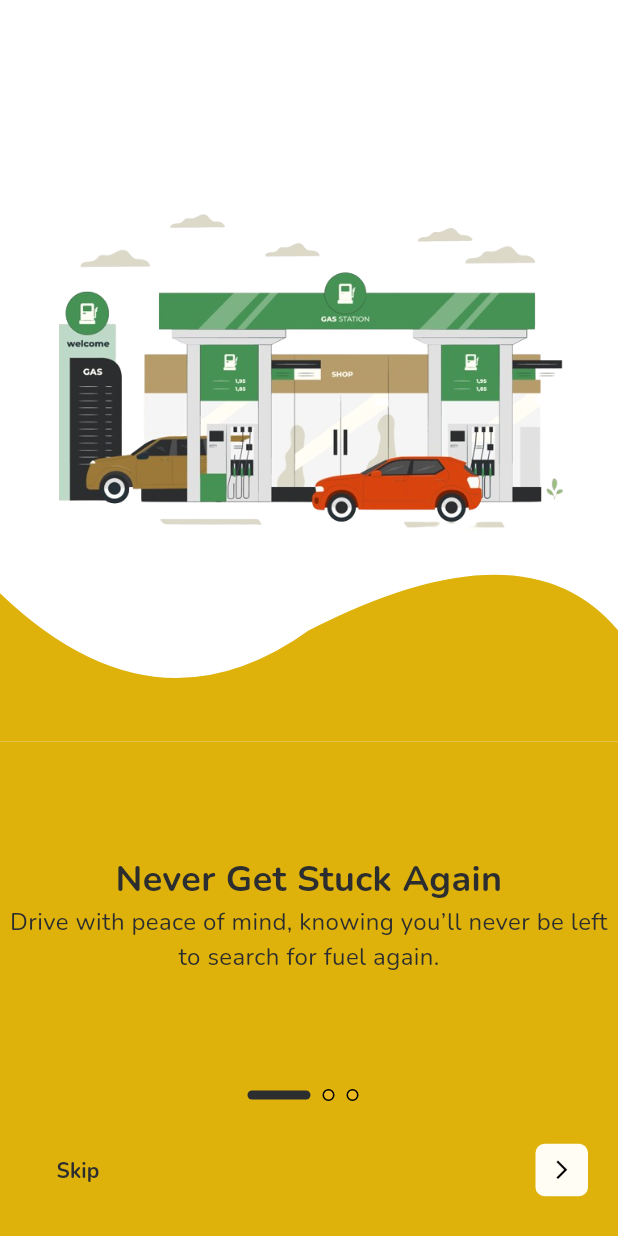
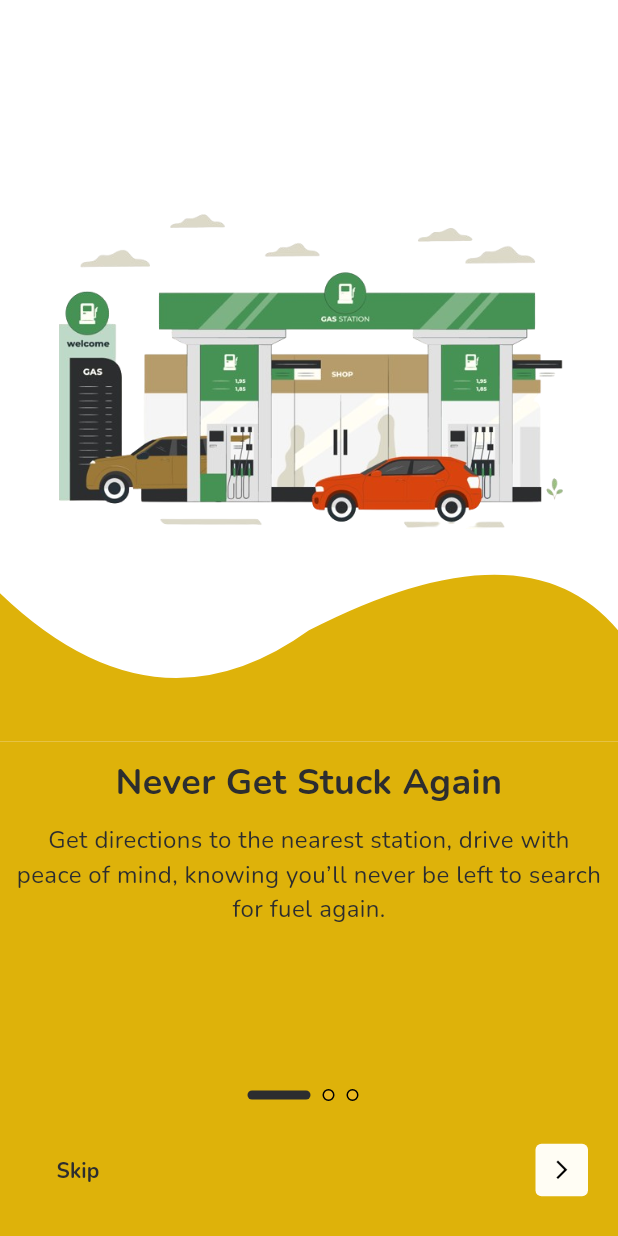
Before and after one commit to ArchSharp/fuel_dey_buyers, a Flutter app: the Onboarding screen opened by its route, on a phone screen of 412 x 824 dp. Run offline on Flutter 3.47's test engine with Material 3 defaults, Android fonts, the phone set to English and light mode, and no system bars; our stand-ins replace flutter_dotenv, flutter_redux, geocoding, geolocator, google_fonts, google_maps_flutter and 4 more; accounts and stored records are empty.

Commit message:
fixing too much space

```diff
--- a/lib/Screens/Auths/commuter_forgotpassword.dart
+++ b/lib/Screens/Auths/commuter_forgotpassword.dart
@@ -118,7 +118,7 @@ class _CommuterForgotpasswordState extends State<CommuterForgotpassword> {
                     ),
                   ),
                 ),
-                const SizedBox(height: 20),
+                const SizedBox(height: 5),
                 const Text(
                   "No worries! Just enter your email, and we'll help you reset it in no time.",
                   style: TextStyle(
--- a/lib/Screens/Auths/commuter_signin.dart
+++ b/lib/Screens/Auths/commuter_signin.dart
@@ -149,7 +149,7 @@ class _CommuterSigninState extends State<CommuterSignin> {
                     ),
                   ),
                 ),
-                const SizedBox(height: 20),
+                const SizedBox(height: 7),
                 const Text(
                   "Welcome back! We missed you. Log in to continue where you left off.",
                   style: TextStyle(fontSize: 16),
--- a/lib/Screens/Auths/commuter_signup.dart
+++ b/lib/Screens/Auths/commuter_signup.dart
@@ -190,14 +190,14 @@ class _CommuterSignupState extends State<CommuterSignup> {
                           ),
                         ),
                       ),
-                      const SizedBox(height: 20),
+                      // const SizedBox(height: 3),
                       const Text(
                         "Welcome! Let's get you started on your journey. Sign up to unlock a world of possibilities.",
                         style: TextStyle(fontSize: 16),
                       ),
                       // Image.asset('assets/images/Ayib.jpg',
                       //     width: imageWidth, height: 250),
-                      const SizedBox(height: 20),
+                      const SizedBox(height: 10),
                       const Text(
                         "First Name",
                         style: TextStyle(
@@ -224,7 +224,7 @@ class _CommuterSignupState extends State<CommuterSignup> {
                       const SizedBox(height: 5),
                       _buildTextField(
                         controller: _lastNameController,
-                        label: 'Last Name / Surname',
+                        label: 'Last Name',
                         error: _errors['lastname'],
                       ),
                       const SizedBox(height: 8),
--- a/lib/Screens/Auths/commuter_verify_email.dart
+++ b/lib/Screens/Auths/commuter_verify_email.dart
@@ -111,7 +111,7 @@ class _VerifyEmailState extends State<CommuterVerifyEmail> {
                 ),
               ),
             ),
-            const SizedBox(height: 20),
+            const SizedBox(height: 5),
             const Text(
               "We sent a 6-digit code verification to your mail. Enter the code to continue.",
               style: TextStyle(
--- a/lib/Screens/Auths/reset_password.dart
+++ b/lib/Screens/Auths/reset_password.dart
@@ -124,7 +124,7 @@ class _ResetPasswordState extends State<ResetPassword> {
                     ),
                   ),
                 ),
-                const SizedBox(height: 20),
+                const SizedBox(height: 5),
                 const Text(
                   "Please enter your new password.",
                   style: TextStyle(fontSize: 16),
--- a/lib/Screens/Auths/vendor_forgotpassword.dart
+++ b/lib/Screens/Auths/vendor_forgotpassword.dart
@@ -138,14 +138,14 @@ class _VendorForgotpasswordState extends State<VendorForgotpassword> {
                     ),
                   ),
                 ),
-                const SizedBox(height: 20),
+                // const SizedBox(height: 20),
                 const Text(
                   "No worries! Just enter your email, and we'll help you reset it in no time.",
                   style: TextStyle(fontSize: 16),
                 ),
                 // Image.asset('assets/images/Ayib.jpg',
                 //     width: imageWidth, height: 250),
-                const SizedBox(height: 20),
+                const SizedBox(height: 15),
                 // const Text(
                 //   "Email",
                 //   style: TextStyle(fontWeight: FontWeight.bold, fontSize: 14),
--- a/lib/Screens/Auths/vendor_signin.dart
+++ b/lib/Screens/Auths/vendor_signin.dart
@@ -166,12 +166,12 @@ class _VendorSigninState extends State<VendorSignin> {
                     ),
                   ),
                 ),
-                const SizedBox(height: 20),
+                // const SizedBox(height: 20),
                 const Text(
                   "Welcome back! We missed you. Log in to continue where you left off.",
                   style: TextStyle(fontSize: 16),
                 ),
-                const SizedBox(height: 20),
+                const SizedBox(height: 15),
                 const Text(
                   "Email or Phone Number",
                   style: TextStyle(fontWeight: FontWeight.bold, fontSize: 14),
--- a/lib/Screens/Auths/vendor_signup.dart
+++ b/lib/Screens/Auths/vendor_signup.dart
@@ -192,14 +192,14 @@ class _VendorSignupState extends State<VendorSignup> {
                           ),
                         ),
                       ),
-                      const SizedBox(height: 20),
+                      // const SizedBox(height: 20),
                       const Text(
                         "Welcome! Let's get you started on your journey. Register your station to unlock a world of possibilities.",
                         style: TextStyle(fontSize: 16),
                       ),
                       // Image.asset('assets/images/Ayib.jpg',
                       //     width: imageWidth, height: 250),
-                      const SizedBox(height: 20),
+                      const SizedBox(height: 15),
                       const Text(
                         "Station Name",
                         style: TextStyle(
--- a/lib/Screens/Auths/vendor_verify_email.dart
+++ b/lib/Screens/Auths/vendor_verify_email.dart
@@ -110,14 +110,14 @@ class _VendorVerifyEmailState extends State<VendorVerifyEmail> {
                 ),
               ),
             ),
-            const SizedBox(height: 20),
+            // const SizedBox(height: 20),
             const Text(
               "We sent a 6-digit code verification to your phone number. Enter the code to continue.",
               style: TextStyle(fontSize: 16),
             ),
             // Image.asset('assets/images/Ayib.jpg',
             //     width: imageWidth, height: 250),
-            const SizedBox(height: 20),
+            const SizedBox(height: 15),
             Row(
               mainAxisAlignment: MainAxisAlignment.spaceEvenly,
               children: List.generate(
--- a/lib/Screens/Splash/app_loading.dart
+++ b/lib/Screens/Splash/app_loading.dart
@@ -14,7 +14,7 @@ class _LoadingScreenState extends State<LoadingScreen> {
     // You can perform any initialization tasks here
 
     // Example: Delay for 3 seconds and then navigate to the next screen
-    Future.delayed(const Duration(seconds: 5), () {
+    Future.delayed(const Duration(seconds: 3), () {
       Navigator.pushReplacementNamed(context, LogoSplash.routeName);
     });
 
--- a/lib/Screens/Splash/onboarding.dart
+++ b/lib/Screens/Splash/onboarding.dart
@@ -27,17 +27,17 @@ class _OnboardingState extends State<Onboarding> {
     OnboardingContent(
       title: "Never Get Stuck Again",
       description:
-          "Drive with peace of mind, knowing you’ll never be left to search for fuel again.",
+          "Get directions to the nearest station, drive with peace of mind, knowing you’ll never be left to search for fuel again.",
     ),
     OnboardingContent(
       title: "Real-Time Availability",
       description:
-          "No more guessing games, just accurate and timely information to keep your journey smooth and uninterrupted.",
+          "Stay Updated on the Go. No more guessing games just accurate and timely information to keep your journey smooth and uninterrupted.",
     ),
     OnboardingContent(
       title: "Easy Navigation",
       description:
-          "Guides you there effortlessly and helps you quickly locate the nearest fuel stations to get petrol, diesel, or gas.",
+          "Our intuitive map and search features guides you there effortlessly and helps you quickly locate the nearest fuel stations to get petrol, diesel, or gas.",
     ),
   ];
 
@@ -74,7 +74,6 @@ class _OnboardingState extends State<Onboarding> {
                   // child:
                   SizedBox(
                     height: deviceHeight * 0.4 - 100,
-                    child: Center(
                     child: PageView.builder(
                       controller: _pageController,
                       onPageChanged: (index) {
@@ -85,10 +84,11 @@ class _OnboardingState extends State<Onboarding> {
                       itemCount: _contents.length,
                       itemBuilder: (context, index) {
                         return Padding(
-                            padding: const EdgeInsets.all(5),
+                          padding: const EdgeInsets.symmetric(horizontal: 10),
                           child: Column(
-                              mainAxisAlignment: MainAxisAlignment.center,
+                            // mainAxisAlignment: MainAxisAlignment.center,
                             children: [
+                              const SizedBox(height: 10),
                               Text(
                                 _contents[index].title,
                                 style: const TextStyle(
@@ -98,6 +98,7 @@ class _OnboardingState extends State<Onboarding> {
                                 ),
                                 textAlign: TextAlign.center,
                               ),
+                              const SizedBox(height: 10),
                               Text(
                                 _contents[index].description,
                                 style: const TextStyle(
@@ -110,7 +111,6 @@ class _OnboardingState extends State<Onboarding> {
                           ),
                         );
                       },
-                      ),
                     ),
                   ),
                   // ),
@@ -180,7 +180,7 @@ class _OnboardingState extends State<Onboarding> {
                                       color: const Color(
                                           0xFFFFFDF4), //Colors.black.withOpacity(0.8),
                                       shape: BoxShape.rectangle,
-                                      borderRadius: BorderRadius.circular(6),
+                                      borderRadius: BorderRadius.circular(4),
                                     ),
                                     child: const Icon(
                                       Icons.arrow_forward_ios,
--- a/lib/Screens/Splash/welcome.dart
+++ b/lib/Screens/Splash/welcome.dart
@@ -56,10 +56,10 @@ class Welcome extends StatelessWidget {
                         ),
                       ),
                       const Padding(
-                        padding: EdgeInsets.fromLTRB(0, 10, 0, 10),
+                        padding: EdgeInsets.fromLTRB(0, 0, 0, 5),
                         child: Text(
                           "Are you a commuter looking to find the nearest fuel station or a vendor wanting to keep your customers informed, our app has got you covered. Join us to ensure a smooth journey every time you hit the road.",
-                          textAlign: TextAlign.justify,
+                          textAlign: TextAlign.left,
                           style: TextStyle(
                             fontSize: 16,
                             fontWeight: FontWeight.w400,
--- a/lib/Screens/SupportingScreens/directions.dart
+++ b/lib/Screens/SupportingScreens/directions.dart
@@ -81,15 +81,17 @@ class _DirectionsState extends State<Directions> {
                       child: Column(
                         crossAxisAlignment: CrossAxisAlignment.start,
                         children: [
+                          const SizedBox(height: 10),
                           Padding(
                             padding: const EdgeInsets.symmetric(vertical: 8),
                             child: Row(
                               mainAxisAlignment: MainAxisAlignment.spaceBetween,
+                              crossAxisAlignment: CrossAxisAlignment.center,
                               children: [
                                 Column(
                                   crossAxisAlignment: CrossAxisAlignment.start,
                                   children: [
-                                    const SizedBox(height: 30),
+                                    // const SizedBox(height: 30),
                                     const Text(
                                       "Directions",
                                       style: TextStyle(
@@ -106,6 +108,7 @@ class _DirectionsState extends State<Directions> {
                                         Container(
                                           width: 40,
                                           height: 26,
+                                          // padding: const EdgeInsets.all(0),
                                           decoration: BoxDecoration(
                                             shape: BoxShape.rectangle,
                                             color: const Color(0xFF018D5C),
--- a/lib/Screens/SupportingScreens/near_station.dart
+++ b/lib/Screens/SupportingScreens/near_station.dart
@@ -124,7 +124,9 @@ class NearStation extends StatelessWidget {
               color: Colors.white,
               shape: BoxShape.circle,
             ),
+            child: Center(
               child: IconButton(
+                alignment: Alignment.center,
                 iconSize: 14,
                 padding: EdgeInsets.zero,
                 icon: const RotatedBox(
@@ -133,6 +135,7 @@ class NearStation extends StatelessWidget {
                     Icons.subdirectory_arrow_left,
                     color: Color(0xFF018D5C),
                     size: 20,
+                    // weight: 30,
                   ),
                 ),
                 onPressed: () {
@@ -140,6 +143,7 @@ class NearStation extends StatelessWidget {
                 },
               ),
             ),
+          ),
         ],
       ),
     );
```
Also changed, not shown: lib/Screens/SupportingScreens/favorites.dart (+79 -46 lines). Lines whose indentation alone changed are shown as unchanged.
